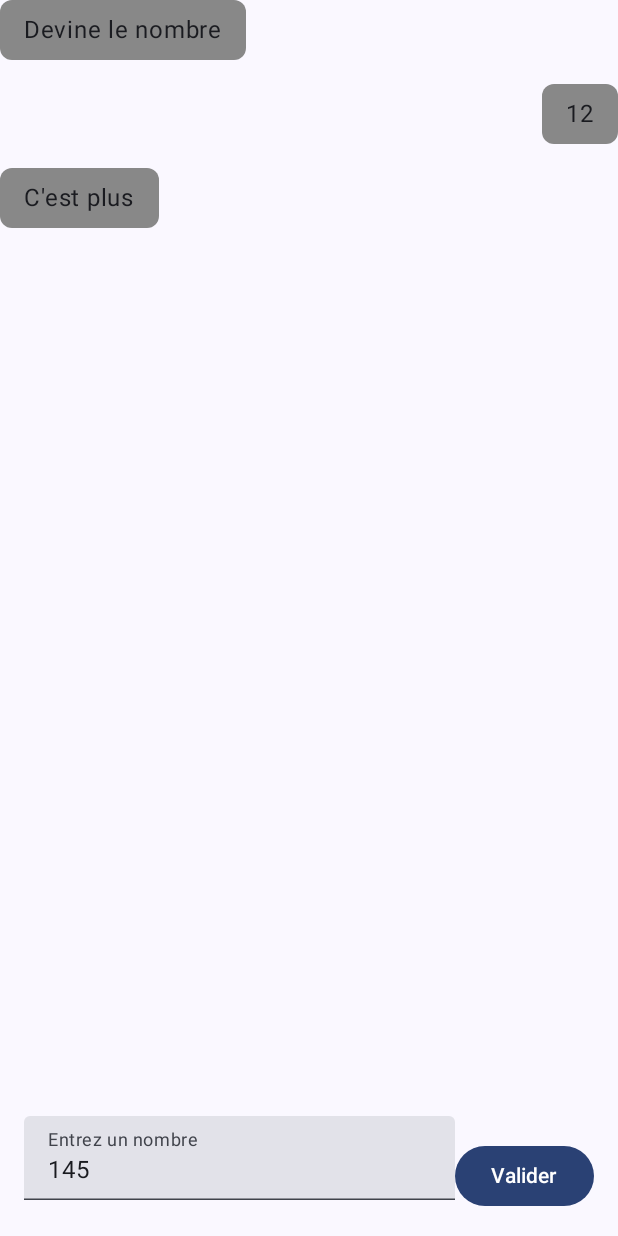
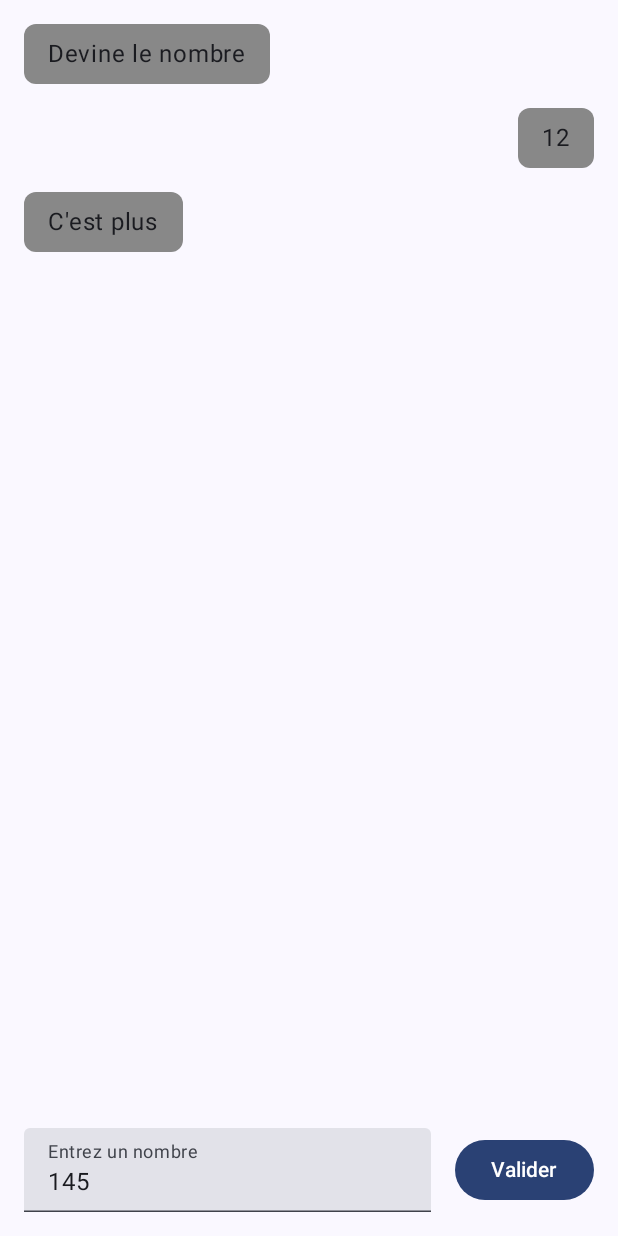
Before and after one commit to yDelouis/auguste, an Android app built with Jetpack Compose: the @Preview function AppPreview, on a phone screen of 412 x 824 dp. Run offline under Robolectric (Android 15) with nearby library versions, the phone set to English and light mode, and no system bars.

Commit message:
Améliorer la UI

```diff
--- a/app/src/main/AndroidManifest.xml
+++ b/app/src/main/AndroidManifest.xml
@@ -16,6 +16,7 @@
             android:name=".MainActivity"
             android:exported="true"
             android:label="@string/title_activity_main"
+            android:windowSoftInputMode="adjustResize"
             android:theme="@style/Theme.MyApp">
             <intent-filter>
                 <action android:name="android.intent.action.MAIN" />
--- a/app/src/main/java/com/example/myapp/MainActivity.kt
+++ b/app/src/main/java/com/example/myapp/MainActivity.kt
@@ -12,9 +12,11 @@ import androidx.compose.foundation.layout.Arrangement
 import androidx.compose.foundation.layout.Box
 import androidx.compose.foundation.layout.Column
 import androidx.compose.foundation.layout.ColumnScope
+import androidx.compose.foundation.layout.PaddingValues
 import androidx.compose.foundation.layout.Row
 import androidx.compose.foundation.layout.fillMaxSize
 import androidx.compose.foundation.layout.fillMaxWidth
+import androidx.compose.foundation.layout.imePadding
 import androidx.compose.foundation.layout.padding
 import androidx.compose.foundation.lazy.LazyColumn
 import androidx.compose.foundation.lazy.items
@@ -58,7 +60,6 @@ class MainActivity : ComponentActivity() {
 
     override fun onCreate(savedInstanceState: Bundle?) {
         super.onCreate(savedInstanceState)
-        enableEdgeToEdge()
         setContent {
             App(ecranModel, ::onNumberChange, ::onvalidate)
         }
@@ -135,7 +136,7 @@ fun Ecran(
     modifier: Modifier = Modifier
 ) {
     Box(modifier) {
-        Column(modifier) {
+        Column(Modifier.fillMaxSize()) {
             Bulles(ecranModel)
             ChampTexte(ecranModel, ecranModel.nombre, onNumberChange, onvalidate)
         }
@@ -150,7 +151,8 @@ private fun ColumnScope.Bulles(ecranModel: EcranModel) {
             .fillMaxWidth()
             .weight(1f),
         reverseLayout = true,
-        verticalArrangement = Arrangement.spacedBy(16.dp)
+        verticalArrangement = Arrangement.spacedBy(16.dp),
+        contentPadding = PaddingValues(all = 16.dp)
     ) {
         items(ecranModel.bulles.reversed()) { bulle: Bulle ->
             Bulle(bulle)
@@ -183,7 +185,7 @@ private fun ChampTexte(
     onNumberChange: (Int?) -> Unit,
     onvalidate: () -> Unit
 ) {
-    Row(modifier = Modifier.padding(16.dp)) {
+    Row(modifier = Modifier.padding(16.dp), verticalAlignment = Alignment.CenterVertically, horizontalArrangement = Arrangement.spacedBy(16.dp)) {
         TextField(
             value = if (ecranModel.nombre == null) "" else nombre.toString(),
             onValueChange = { newText ->
@@ -201,8 +203,7 @@ private fun ChampTexte(
         )
 
         Button(
-            onClick = { onvalidate() },
-            modifier = Modifier.padding(top = 16.dp)
+            onClick = { onvalidate() }
         ) {
             Text("Valider")
         }
```
